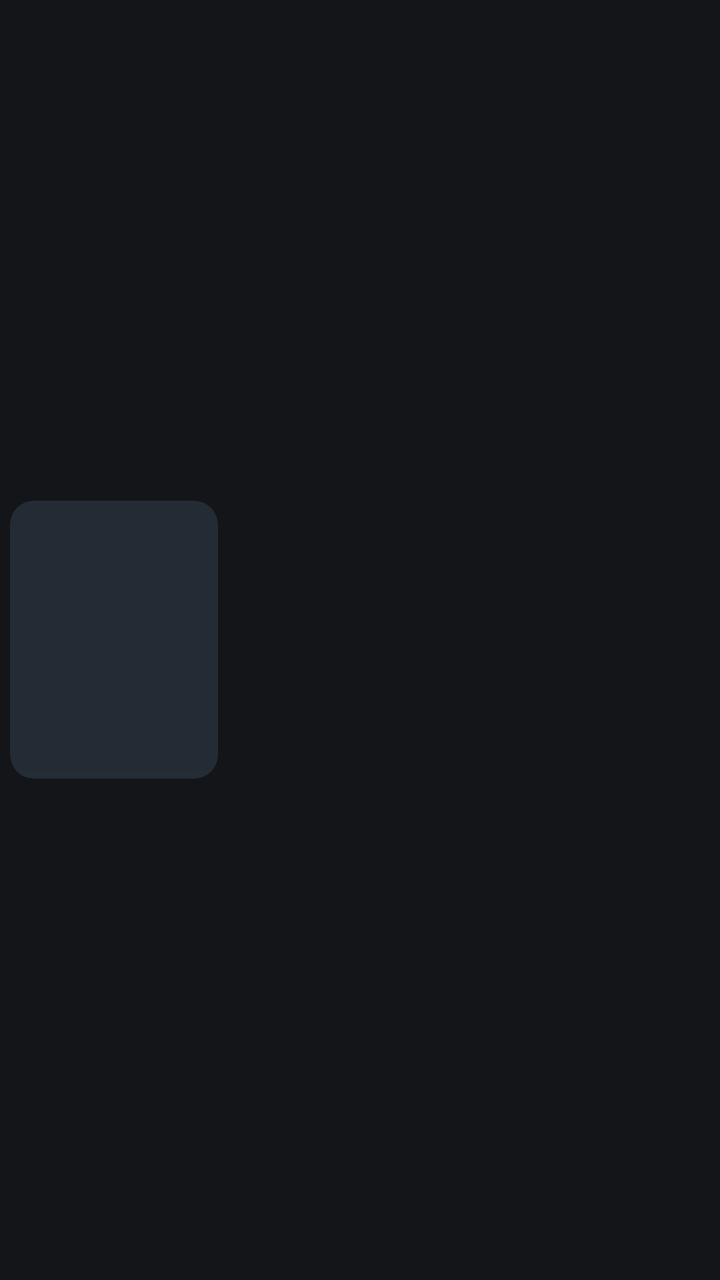
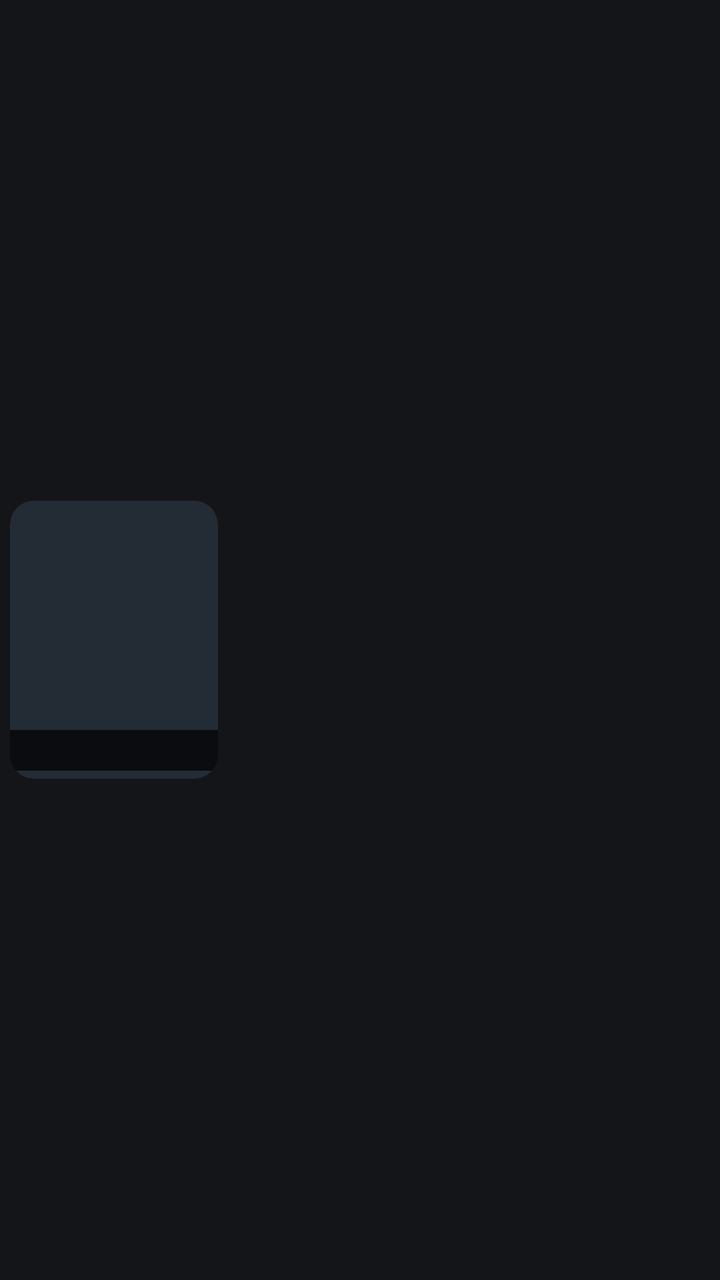

Two renders of the same Android screen: before a commit and after it. Below are the layout's source before the change and the commit's diff.
<!-- AndroidManifest.xml: application theme Theme.PocketReader -->
<!-- res/layout/item_book.xml -->
<?xml version="1.0" encoding="utf-8"?>
<FrameLayout xmlns:android="http://schemas.android.com/apk/res/android"
    android:layout_width="wrap_content"
    android:layout_height="match_parent">

    <FrameLayout
        android:id="@+id/cardBox"
        android:layout_width="104dp"
        android:layout_height="wrap_content"
        android:layout_gravity="center_vertical"
        android:layout_marginHorizontal="5dp"
        android:background="@drawable/bg_card_sel"
        android:clickable="true"
        android:focusable="true"
        android:focusableInTouchMode="false">

        <FrameLayout
            android:id="@+id/coverBox"
            android:layout_width="match_parent"
            android:layout_height="139dp"
            android:background="@drawable/bg_cover"
            android:clipToOutline="true"
            android:outlineProvider="background">

            <ImageView
                android:id="@+id/ivCover"
                android:layout_width="match_parent"
                android:layout_height="match_parent"
                android:contentDescription="@null"
                android:scaleType="fitCenter" />

            <TextView
                android:id="@+id/tvCoverPlaceholder"
                android:layout_width="match_parent"
                android:layout_height="match_parent"
                android:gravity="center"
                android:maxLines="1"
                android:textColor="@color/cover_placeholder"
                android:textSize="30sp"
                android:visibility="gone" />

            <ProgressBar
                android:id="@+id/pbProgress"
                style="?android:attr/progressBarStyleHorizontal"
                android:layout_width="match_parent"
                android:layout_height="4dp"
                android:layout_gravity="bottom"
                android:max="1000"
                android:progressBackgroundTint="@color/line"
                android:progressTint="@color/progress" />
        </FrameLayout>

        <TextView
            android:id="@+id/tvBadgeContinue"
            android:layout_width="wrap_content"
            android:layout_height="wrap_content"
            android:layout_gravity="top|start"
            android:layout_margin="4dp"
            android:background="@drawable/bg_badge_continue"
            android:paddingHorizontal="6dp"
            android:paddingVertical="2dp"
            android:text="▶ 继续"
            android:textColor="@color/on_accent"
            android:textSize="8sp"
            android:textStyle="bold"
            android:visibility="gone" />

        <TextView
            android:id="@+id/tvBadgeDone"
            android:layout_width="wrap_content"
            android:layout_height="wrap_content"
            android:layout_gravity="top|end"
            android:layout_margin="4dp"
            android:background="@drawable/bg_badge_done"
            android:paddingHorizontal="6dp"
            android:paddingVertical="2dp"
            android:text="读完"
            android:textColor="@color/accent_bright"
            android:textSize="8sp"
            android:textStyle="bold"
            android:visibility="gone" />
    </FrameLayout>
</FrameLayout>
<!-- resources referenced by this layout -->
<resources>
  <color name="accent_bright">#FFE6BC5C</color>
  <color name="cover_placeholder">#5FFFFFFF</color>
  <color name="line">#FF2A2E36</color>
  <color name="on_accent">#FF1A1208</color>
  <color name="progress">#FF7C9CFF</color>
  <!-- drawable bg_badge_continue (drawable) -->
  <?xml version="1.0" encoding="utf-8"?>
  <shape xmlns:android="http://schemas.android.com/apk/res/android"
      android:shape="rectangle">
      <corners android:radius="3dp" />
      <solid android:color="@color/accent" />
  </shape>
  <!-- drawable bg_badge_done (drawable) -->
  <?xml version="1.0" encoding="utf-8"?>
  <shape xmlns:android="http://schemas.android.com/apk/res/android"
      android:shape="rectangle">
      <corners android:radius="3dp" />
      <solid android:color="@color/scrim_panel" />
  </shape>
  <!-- drawable bg_card_sel (drawable) -->
  <?xml version="1.0" encoding="utf-8"?>
  <selector xmlns:android="http://schemas.android.com/apk/res/android">
      <item android:state_focused="true">
          <shape android:shape="rectangle">
              <corners android:radius="12dp" />
              <solid android:color="@color/bg_panel" />
              <stroke android:width="4dp" android:color="@color/stroke_focused" />
          </shape>
      </item>
      <item android:state_pressed="true">
          <shape android:shape="rectangle">
              <corners android:radius="12dp" />
              <solid android:color="#FF2A323C" />
          </shape>
      </item>
      <item>
          <shape android:shape="rectangle">
              <corners android:radius="12dp" />
              <solid android:color="@color/bg_panel" />
          </shape>
      </item>
  </selector>
  <!-- drawable bg_cover (drawable) -->
  <?xml version="1.0" encoding="utf-8"?>
  <shape xmlns:android="http://schemas.android.com/apk/res/android"
      android:shape="rectangle">
      <corners android:radius="12dp" />
      <solid android:color="@color/bg_input" />
  </shape>
  <style name="Theme.PocketReader" parent="Theme.Material3.Dark.NoActionBar">
          <item name="android:windowBackground">@color/bg_page</item>
          <item name="android:statusBarColor">@android:color/transparent</item>
          <item name="android:navigationBarColor">@android:color/transparent</item>
          <item name="android:windowLightStatusBar">false</item>
      </style>
  <color name="accent">#FFD9A441</color>
  <color name="scrim_panel">#CC1B2129</color>
  <color name="bg_panel">#FF1B2129</color>
  <color name="stroke_focused">#FFF2F3F5</color>
  <color name="bg_input">#FF232B35</color>
  <color name="bg_page">#FF141519</color>
</resources>

<!-- the commit's change to res/layout/item_book.xml (unified diff, before → after) -->
@@ -48,6 +48,21 @@
                 android:max="1000"
                 android:progressBackgroundTint="@color/line"
                 android:progressTint="@color/progress" />
+
+            
+            <TextView
+                android:id="@+id/tvCardTitle"
+                android:layout_width="match_parent"
+                android:layout_height="wrap_content"
+                android:layout_gravity="bottom"
+                android:layout_marginBottom="4dp"
+                android:background="@drawable/bg_cover_title"
+                android:ellipsize="end"
+                android:maxLines="1"
+                android:paddingHorizontal="6dp"
+                android:paddingVertical="3dp"
+                android:textColor="@color/text_primary"
+                android:textSize="10.5sp" />
         </FrameLayout>
 
         <TextView
<!-- resource entries referenced after the edit -->
@@ -1,10 +1,11 @@
 <!-- resources referenced by this layout -->
 <resources>
   <color name="accent_bright">#FFE6BC5C</color>
-  <color name="cover_placeholder">#5FFFFFFF</color>
+  <color name="cover_placeholder">#99FFFFFF</color>
   <color name="line">#FF2A2E36</color>
   <color name="on_accent">#FF1A1208</color>
   <color name="progress">#FF7C9CFF</color>
+  <color name="text_primary">#FFF2F3F5</color>
   <!-- drawable bg_badge_continue (drawable) -->
   <?xml version="1.0" encoding="utf-8"?>
   <shape xmlns:android="http://schemas.android.com/apk/res/android"
@@ -49,6 +50,12 @@
       <corners android:radius="12dp" />
       <solid android:color="@color/bg_input" />
   </shape>
+  <!-- drawable bg_cover_title (drawable) -->
+  <?xml version="1.0" encoding="utf-8"?>
+  <shape xmlns:android="http://schemas.android.com/apk/res/android"
+      android:shape="rectangle">
+      <solid android:color="#B8000000" />
+  </shape>
   <style name="Theme.PocketReader" parent="Theme.Material3.Dark.NoActionBar">
           <item name="android:windowBackground">@color/bg_page</item>
           <item name="android:statusBarColor">@android:color/transparent</item>
